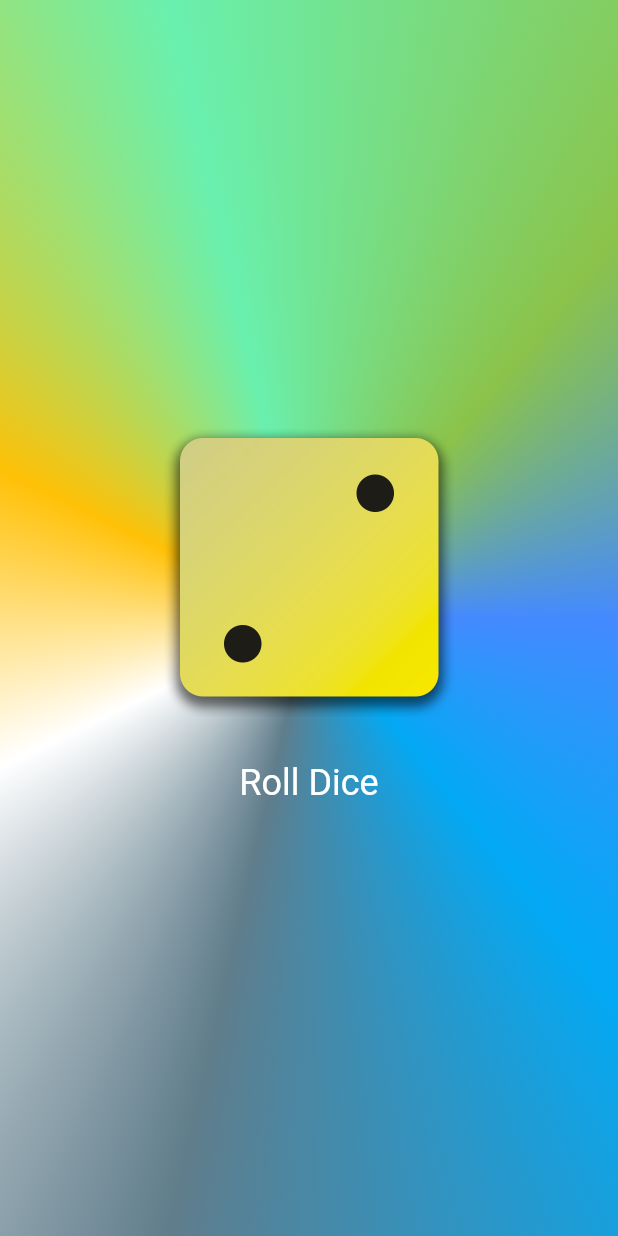
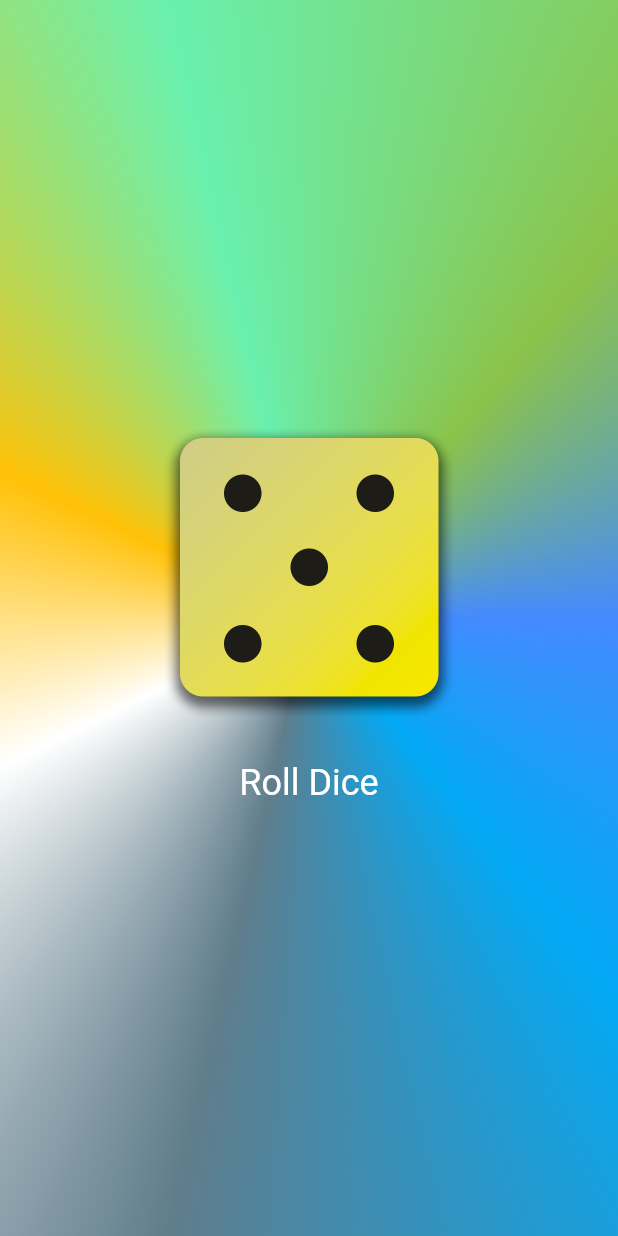
Before and after one commit to hemanth-bavirisetty/Dice_App, a Flutter app: the screen it shows after launch, after a tap on "Roll Dice", on a phone screen of 412 x 824 dp. Run offline on Flutter 3.47's test engine with Material 3 defaults, Android fonts, the phone set to English and light mode, and no system bars.

```diff
--- a/lib/dice_roller.dart
+++ b/lib/dice_roller.dart
@@ -1,3 +1,4 @@
+import 'dart:math';
 import 'package:flutter/material.dart';
 
 class DiceRoller extends StatefulWidget {
@@ -9,14 +10,13 @@ class DiceRoller extends StatefulWidget {
 }
 
 class _DiceRollerState extends State<DiceRoller> {
-
   var activeDice = 'assets/images/dice-5.png';
 
   void rollDice() {
     setState(() {
-    activeDice = 'assets/images/dice-2.png';
+      var randomVal = Random().nextInt(6) + 1;
+      activeDice = 'assets/images/dice-$randomVal.png';
     });
-
   }
 
   @override
--- a/lib/main.dart
+++ b/lib/main.dart
@@ -6,7 +6,7 @@ import 'package:flutter/material.dart';
 
 void main() {
   runApp(
-     MaterialApp(
+    const MaterialApp(
       home: Scaffold(
           body: Scaffold(
         body: GradientContainer(),
```
